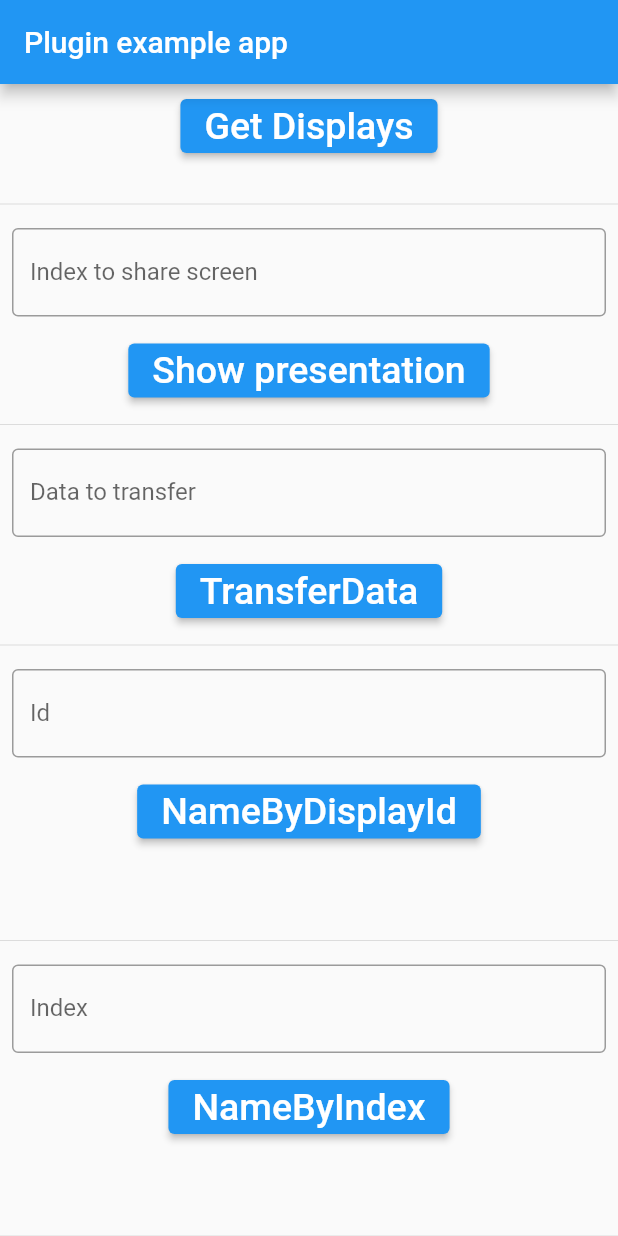
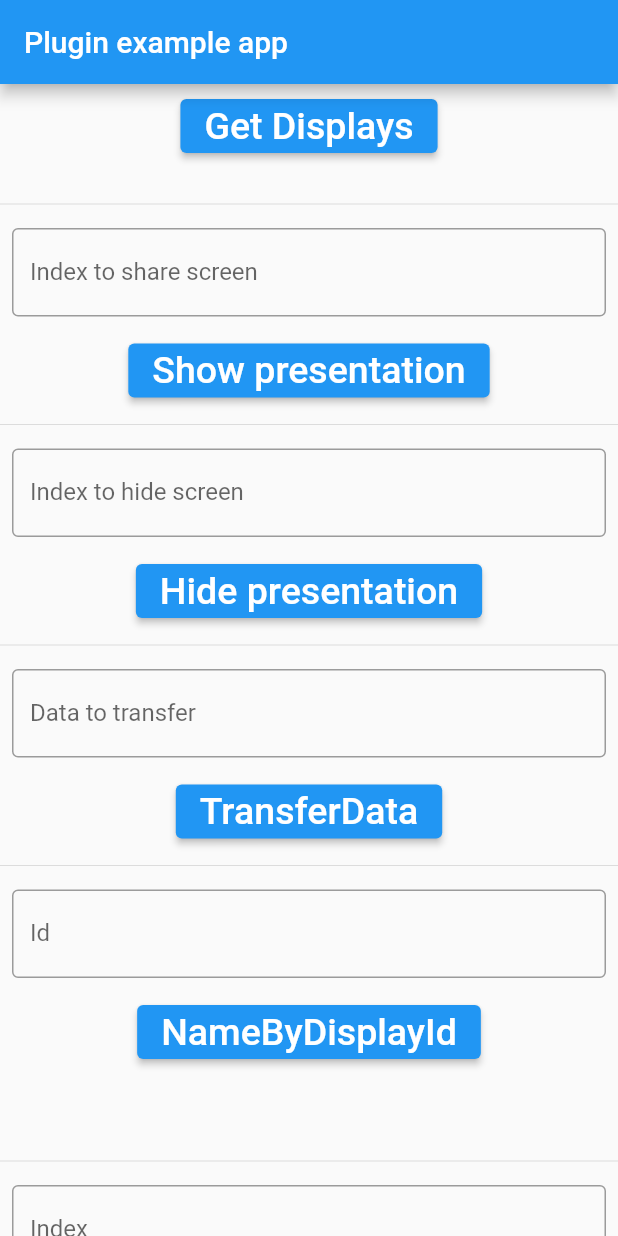
Before and after one commit to VNAPNIC/presentation-displays, a Flutter app: the screen it shows after launch, on a phone screen of 412 x 824 dp. Run offline on Flutter 3.47's test engine with Material 2 defaults, Android fonts, the phone set to English and light mode, and no system bars.

Commit message:
Add hide display to example app

```diff
--- a/example/lib/main.dart
+++ b/example/lib/main.dart
@@ -99,6 +99,7 @@ class _DisplayManagerScreenState extends State<DisplayManagerScreen> {
             children: <Widget>[
               _getDisplays(),
               _showPresentation(),
+              _hidePresentation(),
               _transferData(),
               _getDisplayeById(),
               _getDisplayByIndex(),
@@ -165,6 +166,39 @@ class _DisplayManagerScreenState extends State<DisplayManagerScreen> {
                   if (display?.displayId == displayId) {
                     displayManager.showSecondaryDisplay(
                         displayId: displayId, routerName: "presentation");
+                  }
+                }
+              }
+            }),
+        const Divider(),
+      ],
+    );
+  }
+
+  Widget _hidePresentation() {
+    return Column(
+      mainAxisAlignment: MainAxisAlignment.center,
+      crossAxisAlignment: CrossAxisAlignment.center,
+      children: [
+        Padding(
+          padding: const EdgeInsets.all(8.0),
+          child: TextField(
+            controller: _indexToShareController,
+            decoration: const InputDecoration(
+              border: OutlineInputBorder(),
+              labelText: 'Index to hide screen',
+            ),
+          ),
+        ),
+        Button(
+            title: "Hide presentation",
+            onPressed: () async {
+              int? displayId = int.tryParse(_indexToShareController.text);
+              if (displayId != null) {
+                for (final display in displays) {
+                  if (display?.displayId == displayId) {
+                    displayManager.hideSecondaryDisplay(
+                        displayId: displayId);
                   }
                 }
               }
```
